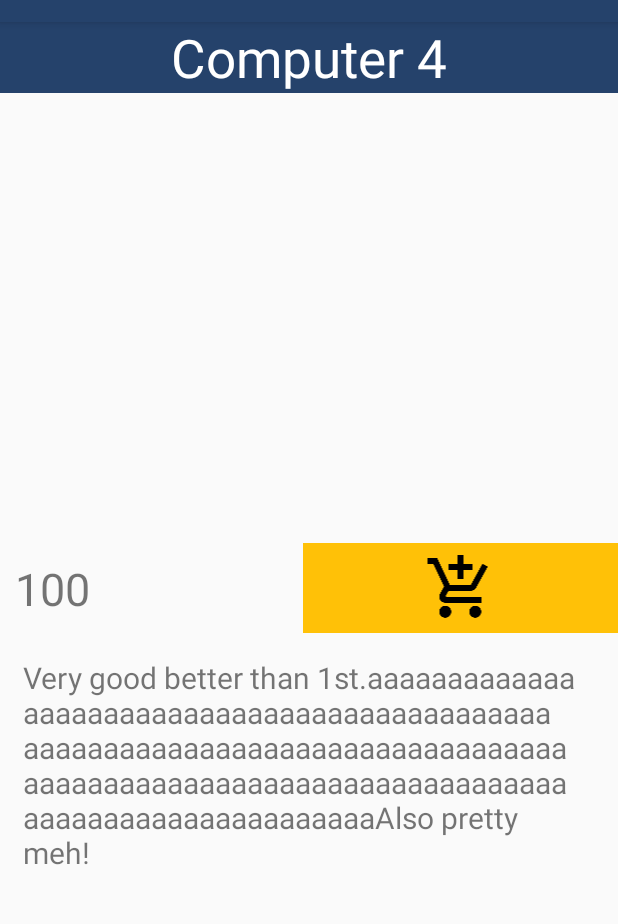
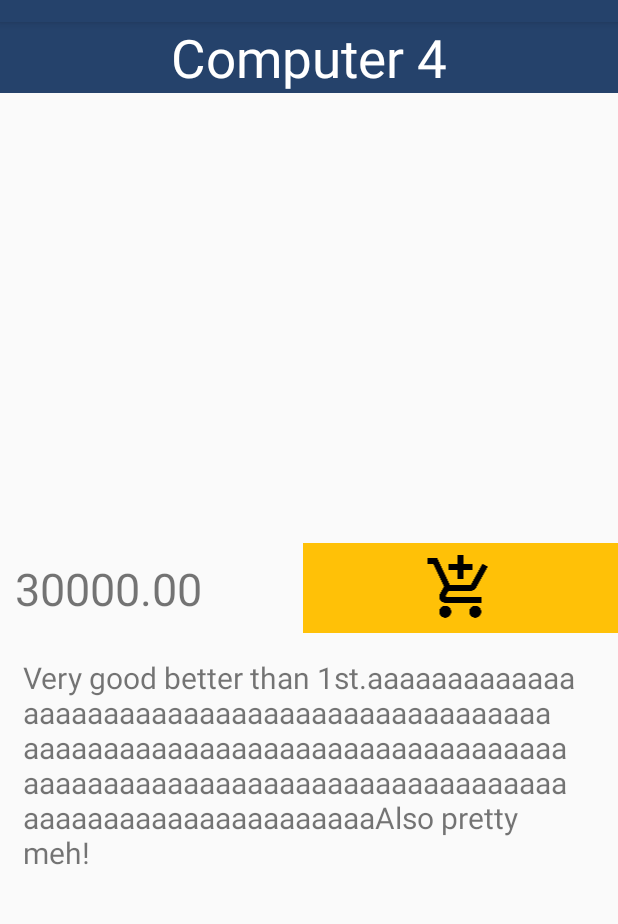
Before and after one commit to Qubiz-Academy/gojdu-shop, an Android app: the screen it shows after launch (ShopItemDetailsActivity), after a tap on "Computer 4", on a phone screen of 412 x 824 dp, the part 62-986 px from its top. Run offline under Robolectric (Android 15) with nearby library versions, the phone set to English and light mode, and no system bars; our stand-ins replace navigation-ui; 2 other taps on this screen came first.

Commit message:
Added Product Price

```diff
--- a/app/src/main/java/ro/gojdu/shop/ui/shop/ShopItemDetailsActivity.java
+++ b/app/src/main/java/ro/gojdu/shop/ui/shop/ShopItemDetailsActivity.java
@@ -32,6 +32,6 @@ public class ShopItemDetailsActivity extends AppCompatActivity {
         textDetails=findViewById(R.id.textViewDetails);
         textTitle.setText(product.getName());
         textDetails.setText(product.getDescription());
-        textPrice.setText("100");
+        textPrice.setText(String.format("%.2f",product.getPrice()));
     }
 }
```
